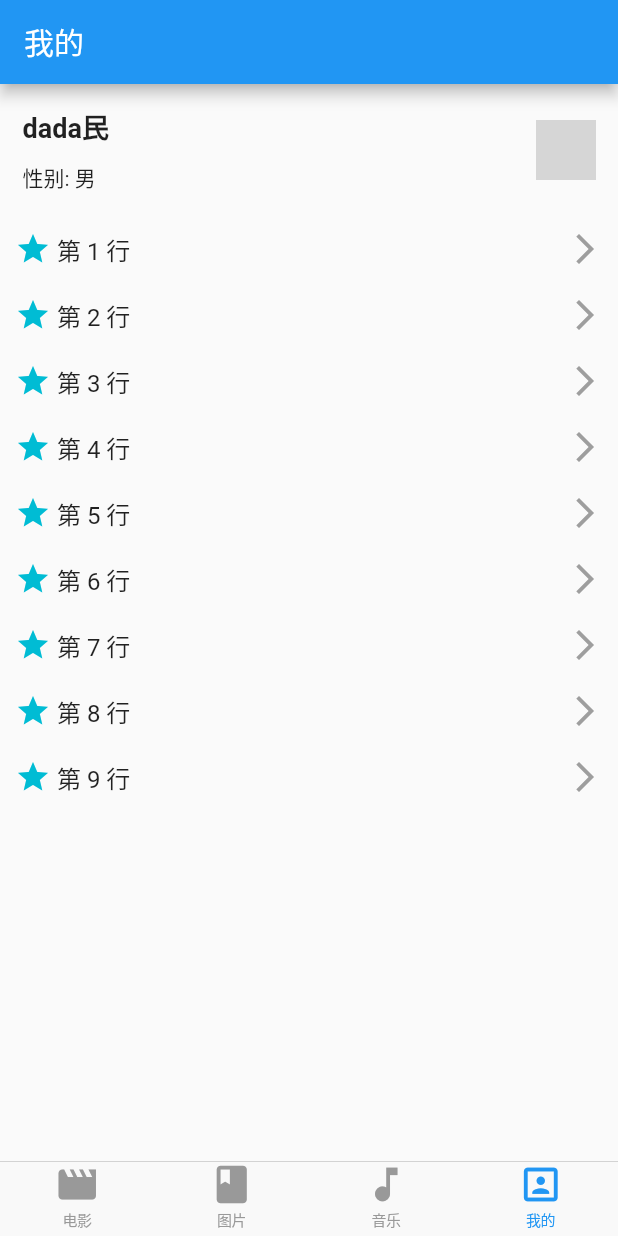
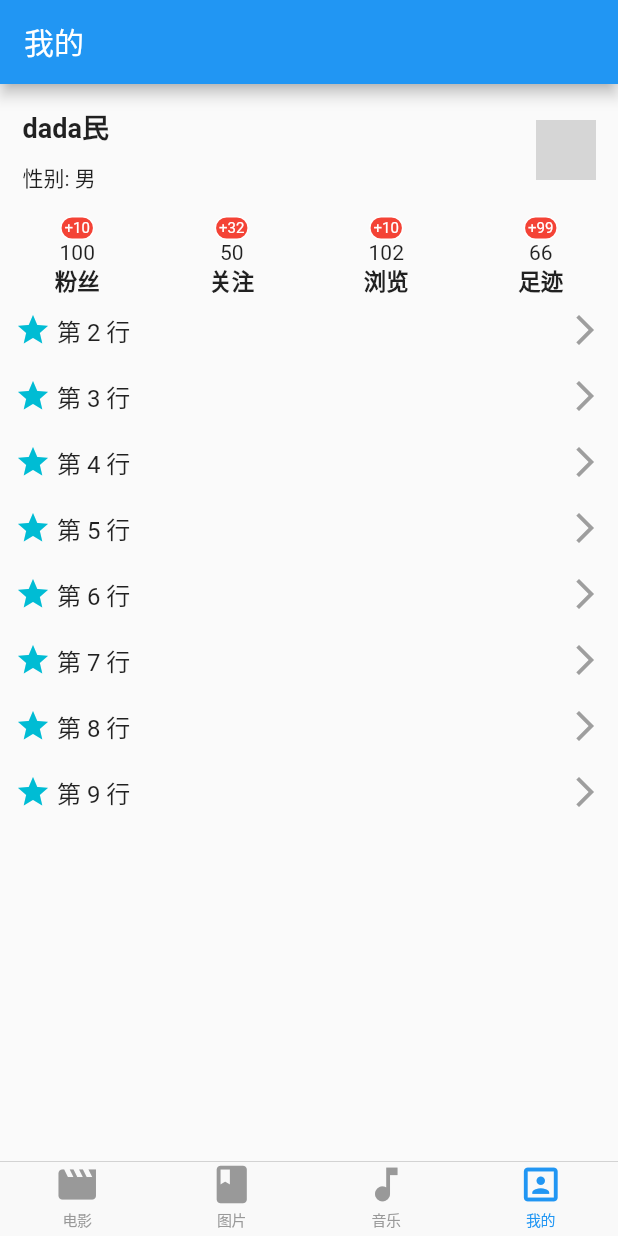
Before and after one commit to zhzpower/DouBanFlutter, a Flutter app: the screen it shows after launch, item 4 of the bottom bar chosen, on a phone screen of 412 x 824 dp. Run offline on Flutter 3.47's test engine with Material 2 defaults, Android fonts, the phone set to English and light mode, and no system bars; our stand-ins replace dio; network calls fail; statements that could not run were skipped; grey boxes are pictures that could not be loaded.

Commit message:
我的页面调整

```diff
--- a/doubanflutter/lib/views/aboutMe.dart
+++ b/doubanflutter/lib/views/aboutMe.dart
@@ -1,5 +1,6 @@
 import 'package:flutter/material.dart';
 import 'package:doubanflutter/views/aboutMeViews/aboutMeHeader.dart';
+import 'package:doubanflutter/views/aboutMeViews/fansView.dart';
 
 class AboutMePage extends StatefulWidget {
   @override
@@ -20,6 +21,9 @@ class _AboutMePageState extends State<AboutMePage> {
           itemBuilder: (context, index) {
             if (index == 0) {
               return AboutMeHeaderView();
+            }
+            if (index == 1) {
+              return FansView();
             }
 
             return Container(
--- /dev/null
+++ b/doubanflutter/lib/views/aboutMeViews/fansView.dart
@@ -0,0 +1,48 @@
+import 'package:flutter/material.dart';
+
+class FansView extends StatefulWidget {
+  @override
+    State<StatefulWidget> createState() {
+      return _FansViewState();
+    }
+}
+
+class _FansViewState extends State<FansView> {
+  createMyView(String text, int totalNum, String tipsNum) {
+    return Column(
+      children: <Widget>[
+        Row(
+          mainAxisAlignment: MainAxisAlignment.end,
+          children: <Widget>[
+            Container(
+              child: Padding(
+                padding: EdgeInsets.fromLTRB(2, 1, 2, 1),
+                child: Text(tipsNum, style: TextStyle(fontSize: 10, color: Colors.white),),
+              ),
+              decoration: BoxDecoration(
+                color: Colors.red,
+                border: Border.all(color: Colors.white, width: 1.0),
+                borderRadius: BorderRadius.circular(10)
+              ),
+        )
+          ],
+        ),
+        Text(totalNum.toString()),
+        Text(text, style: TextStyle(fontSize: 15, fontWeight: FontWeight.bold),),
+      ],
+    );
+  }
+
+  @override
+    Widget build(BuildContext context) {
+      return Row(
+        mainAxisAlignment: MainAxisAlignment.spaceAround,
+        children: <Widget>[
+          createMyView("粉丝", 100, "+10"),
+          createMyView("关注", 50, "+32"),
+          createMyView("浏览", 102, "+10"),
+          createMyView("足迹", 66, "+99"),
+        ],
+      );
+    }
+}
```
